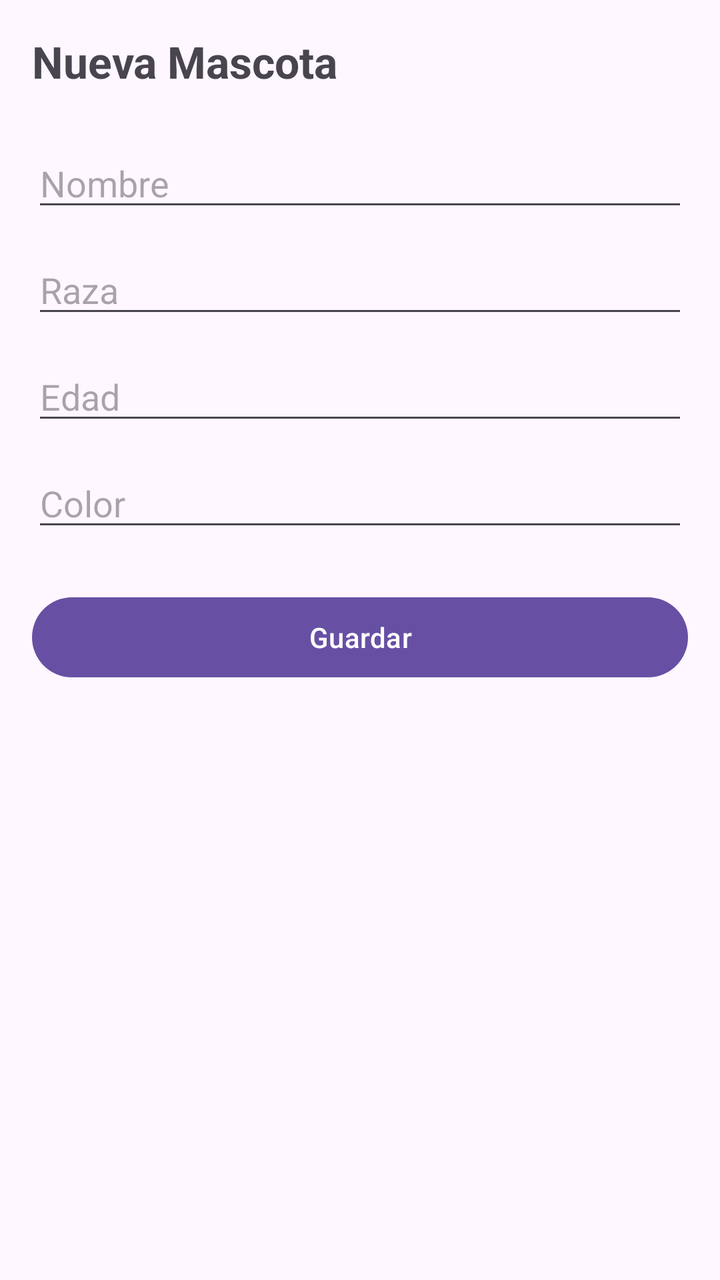
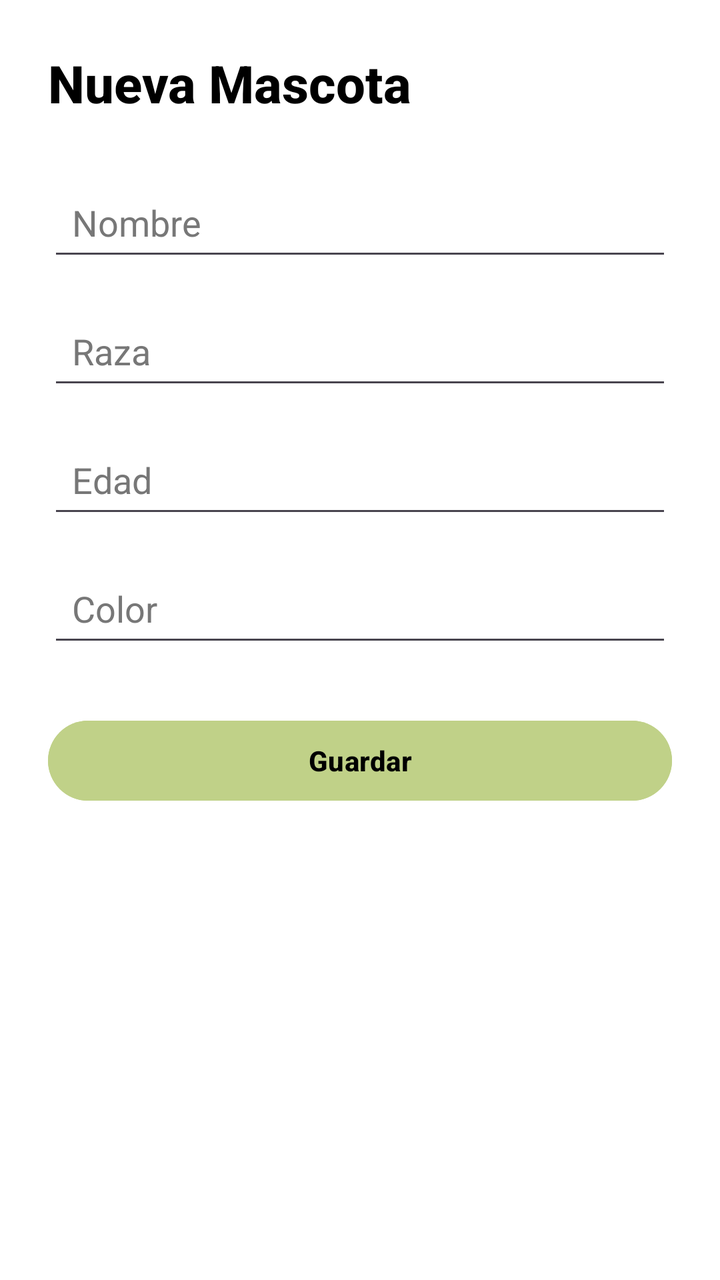

Compare the two renders of this Android layout. The source of the first and the diff that turns it into the second are given below.
<!-- AndroidManifest.xml: application theme Theme.CrudMascotas -->
<!-- res/layout/activity_form_mascota.xml -->
<?xml version="1.0" encoding="utf-8"?>
<androidx.constraintlayout.widget.ConstraintLayout
    xmlns:android="http://schemas.android.com/apk/res/android"
    xmlns:app="http://schemas.android.com/apk/res-auto"
    android:layout_width="match_parent"
    android:layout_height="match_parent"
    android:padding="16dp">

    <TextView
        android:id="@+id/tvTituloForm"
        android:layout_width="wrap_content"
        android:layout_height="wrap_content"
        android:text="Nueva Mascota"
        android:textSize="22sp"
        android:textStyle="bold"
        app:layout_constraintTop_toTopOf="parent"
        app:layout_constraintStart_toStartOf="parent" />

    <EditText
        android:id="@+id/etNombre"
        android:layout_width="0dp"
        android:layout_height="wrap_content"
        android:layout_marginTop="24dp"
        android:hint="Nombre"
        app:layout_constraintTop_toBottomOf="@id/tvTituloForm"
        app:layout_constraintStart_toStartOf="parent"
        app:layout_constraintEnd_toEndOf="parent" />

    <EditText
        android:id="@+id/etRaza"
        android:layout_width="0dp"
        android:layout_height="wrap_content"
        android:layout_marginTop="12dp"
        android:hint="Raza"
        app:layout_constraintTop_toBottomOf="@id/etNombre"
        app:layout_constraintStart_toStartOf="parent"
        app:layout_constraintEnd_toEndOf="parent" />

    <EditText
        android:id="@+id/etEdad"
        android:layout_width="0dp"
        android:layout_height="wrap_content"
        android:layout_marginTop="12dp"
        android:hint="Edad"
        android:inputType="number"
        app:layout_constraintTop_toBottomOf="@id/etRaza"
        app:layout_constraintStart_toStartOf="parent"
        app:layout_constraintEnd_toEndOf="parent" />

    <EditText
        android:id="@+id/etColor"
        android:layout_width="0dp"
        android:layout_height="wrap_content"
        android:layout_marginTop="12dp"
        android:hint="Color"
        app:layout_constraintTop_toBottomOf="@id/etEdad"
        app:layout_constraintStart_toStartOf="parent"
        app:layout_constraintEnd_toEndOf="parent" />

    <Button
        android:id="@+id/btnGuardar"
        android:layout_width="0dp"
        android:layout_height="wrap_content"
        android:layout_marginTop="24dp"
        android:text="Guardar"
        app:layout_constraintTop_toBottomOf="@id/etColor"
        app:layout_constraintStart_toStartOf="parent"
        app:layout_constraintEnd_toEndOf="parent" />

</androidx.constraintlayout.widget.ConstraintLayout>
<!-- resources referenced by this layout -->
<resources>
  <style name="Theme.CrudMascotas" parent="Base.Theme.CrudMascotas" />
  <style name="Base.Theme.CrudMascotas" parent="Theme.Material3.DayNight.NoActionBar">
          
          
      </style>
</resources>

<!-- the commit's change to res/layout/activity_form_mascota.xml (unified diff, before → after) -->
@@ -4,15 +4,18 @@
     xmlns:app="http://schemas.android.com/apk/res-auto"
     android:layout_width="match_parent"
     android:layout_height="match_parent"
-    android:padding="16dp">
+    android:padding="24dp"
+    android:background="@color/white">
 
     <TextView
         android:id="@+id/tvTituloForm"
         android:layout_width="wrap_content"
         android:layout_height="wrap_content"
         android:text="Nueva Mascota"
-        android:textSize="22sp"
+        android:textSize="26sp"
         android:textStyle="bold"
+        android:textColor="@color/black"
+        android:fontFamily="sans-serif-medium"
         app:layout_constraintTop_toTopOf="parent"
         app:layout_constraintStart_toStartOf="parent" />
 
@@ -20,8 +23,11 @@
         android:id="@+id/etNombre"
         android:layout_width="0dp"
         android:layout_height="wrap_content"
-        android:layout_marginTop="24dp"
+        android:layout_marginTop="28dp"
         android:hint="Nombre"
+        android:textColor="@color/black"
+        android:textColorHint="#777777"
+        android:padding="12dp"
         app:layout_constraintTop_toBottomOf="@id/tvTituloForm"
         app:layout_constraintStart_toStartOf="parent"
         app:layout_constraintEnd_toEndOf="parent" />
@@ -30,8 +36,11 @@
         android:id="@+id/etRaza"
         android:layout_width="0dp"
         android:layout_height="wrap_content"
-        android:layout_marginTop="12dp"
+        android:layout_marginTop="16dp"
         android:hint="Raza"
+        android:textColor="@color/black"
+        android:textColorHint="#777777"
+        android:padding="12dp"
         app:layout_constraintTop_toBottomOf="@id/etNombre"
         app:layout_constraintStart_toStartOf="parent"
         app:layout_constraintEnd_toEndOf="parent" />
@@ -40,9 +49,12 @@
         android:id="@+id/etEdad"
         android:layout_width="0dp"
         android:layout_height="wrap_content"
-        android:layout_marginTop="12dp"
+        android:layout_marginTop="16dp"
         android:hint="Edad"
         android:inputType="number"
+        android:textColor="@color/black"
+        android:textColorHint="#777777"
+        android:padding="12dp"
         app:layout_constraintTop_toBottomOf="@id/etRaza"
         app:layout_constraintStart_toStartOf="parent"
         app:layout_constraintEnd_toEndOf="parent" />
@@ -51,8 +63,11 @@
         android:id="@+id/etColor"
         android:layout_width="0dp"
         android:layout_height="wrap_content"
-        android:layout_marginTop="12dp"
+        android:layout_marginTop="16dp"
         android:hint="Color"
+        android:textColor="@color/black"
+        android:textColorHint="#777777"
+        android:padding="12dp"
         app:layout_constraintTop_toBottomOf="@id/etEdad"
         app:layout_constraintStart_toStartOf="parent"
         app:layout_constraintEnd_toEndOf="parent" />
@@ -61,8 +76,12 @@
         android:id="@+id/btnGuardar"
         android:layout_width="0dp"
         android:layout_height="wrap_content"
-        android:layout_marginTop="24dp"
+        android:layout_marginTop="28dp"
         android:text="Guardar"
+        android:textColor="@color/black"
+        android:textStyle="bold"
+        android:fontFamily="sans-serif-medium"
+        android:backgroundTint="@color/verde_o"
         app:layout_constraintTop_toBottomOf="@id/etColor"
         app:layout_constraintStart_toStartOf="parent"
         app:layout_constraintEnd_toEndOf="parent" />
<!-- resource entries referenced after the edit -->
@@ -1,5 +1,8 @@
 <!-- resources referenced by this layout -->
 <resources>
+  <color name="black">#FF000000</color>
+  <color name="verde_o">#C0D188</color>
+  <color name="white">#FFFFFFFF</color>
   <style name="Theme.CrudMascotas" parent="Base.Theme.CrudMascotas" />
   <style name="Base.Theme.CrudMascotas" parent="Theme.Material3.DayNight.NoActionBar">
           
